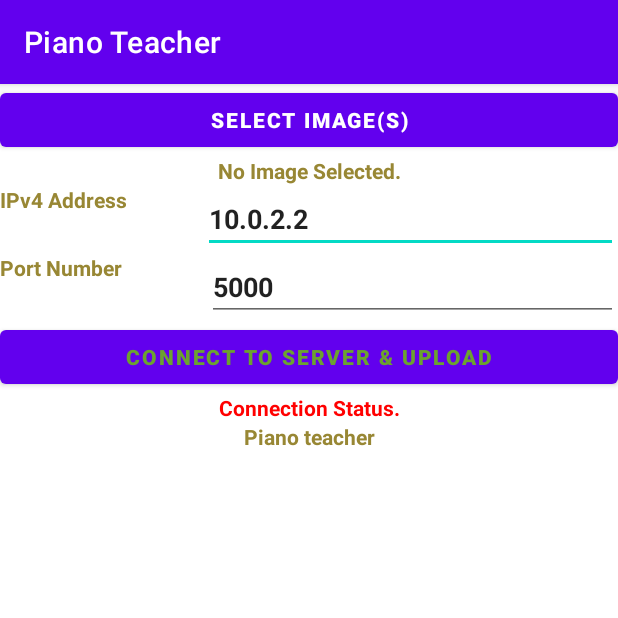
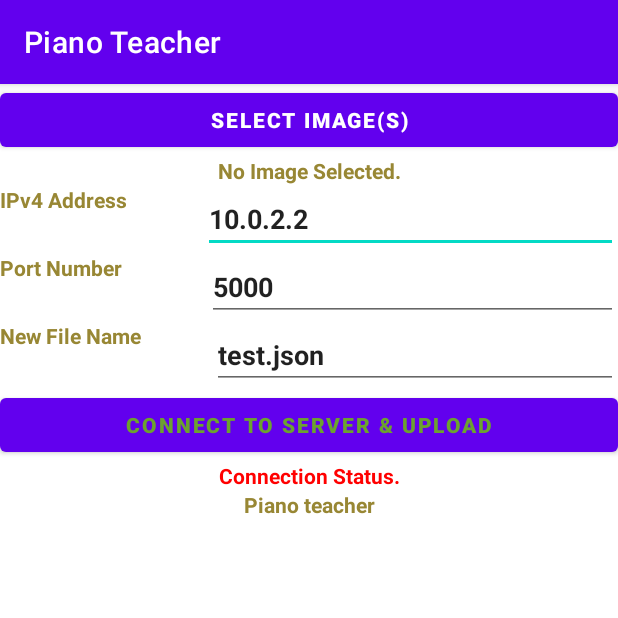
Before and after one commit to cakarsubasi/PianoTeacher, an Android app built with Jetpack Compose: the ServerActivity screen opened directly, with no data from a screen before it, on a phone screen of 412 x 824 dp, the top half of it. Run offline under Robolectric (Android 15) with nearby library versions, the phone set to English and light mode, and no system bars.

Commit message:
fileNameText added

```diff
--- a/app/src/main/res/layout/activity_server.xml
+++ b/app/src/main/res/layout/activity_server.xml
@@ -51,6 +51,7 @@
         android:layout_width="match_parent"
         android:layout_height="wrap_content"
         android:orientation="horizontal">
+
         <TextView
             android:layout_weight="1"
             android:layout_width="wrap_content"
@@ -58,6 +59,7 @@
             android:text="Port Number"
             android:textStyle="bold"
             android:textColor="#988734"/>
+
         <EditText
             android:layout_weight="4"
             android:layout_width="wrap_content"
@@ -67,6 +69,33 @@
             android:inputType="number"
             android:singleLine="true"
             android:textStyle="bold"/>
+
+    </LinearLayout>
+
+    <LinearLayout
+        android:layout_width="match_parent"
+        android:layout_height="wrap_content"
+        android:layout_weight="0"
+        android:orientation="horizontal">
+
+        <TextView
+            android:layout_width="wrap_content"
+            android:layout_height="match_parent"
+            android:layout_weight="1"
+            android:text="New File Name"
+            android:textColor="#988734"
+            android:textStyle="bold" />
+
+        <EditText
+            android:id="@+id/fileNameText"
+            android:layout_width="wrap_content"
+            android:layout_height="match_parent"
+            android:layout_weight="4"
+            android:inputType="text"
+            android:singleLine="true"
+            android:text="test.json"
+            android:textStyle="bold" />
+
     </LinearLayout>
 
     <Button
```
Also changed, not shown: app/src/main/java/com/kocuni/pianoteacher/ServerActivity.java (+25 -2 lines).
